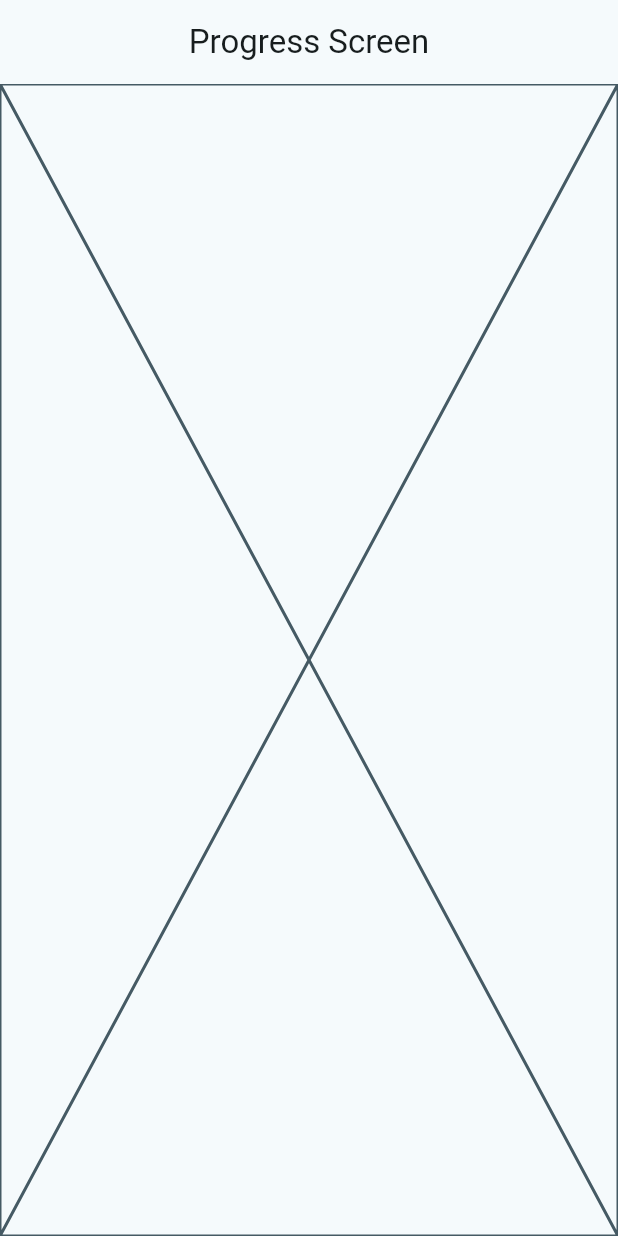
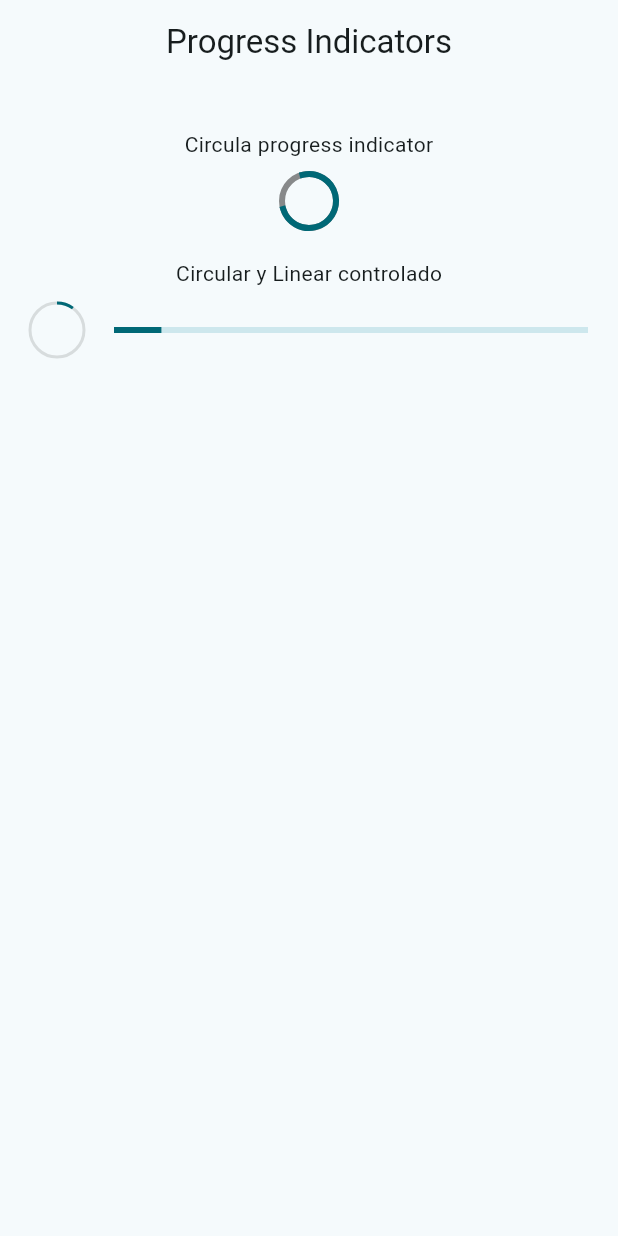
Before and after one commit to cristiandelcidd/widgets_app, a Flutter app: the ProgressScreen screen opened by its route, on a phone screen of 412 x 824 dp. Run offline on Flutter 3.47's test engine with Material 2 defaults, Android fonts, the phone set to English and light mode, and no system bars; our stand-ins replace go_router.

Commit message:
Progress indicators finished

```diff
--- a/lib/presentation/screens/progress/progress_screen.dart
+++ b/lib/presentation/screens/progress/progress_screen.dart
@@ -9,9 +9,66 @@ class ProgressScreen extends StatelessWidget {
   Widget build(BuildContext context) {
     return Scaffold(
       appBar: AppBar(
-        title: const Text('Progress Screen'),
+        title: const Text('Progress Indicators'),
       ),
-      body: const Placeholder(),
+      body: const _ProgressView(),
     );
   }
 }
+
+class _ProgressView extends StatelessWidget {
+  const _ProgressView();
+
+  @override
+  Widget build(BuildContext context) {
+    return Center(
+      child: Column(
+        children: const [
+          SizedBox(height: 30),
+          Text('Circula progress indicator'),
+          SizedBox(height: 10),
+          CircularProgressIndicator(
+              strokeWidth: 4, backgroundColor: Colors.black45),
+          SizedBox(height: 20),
+          Text('Circular y Linear controlado'),
+          SizedBox(height: 10),
+          _ControlledProgresIndicator(),
+        ],
+      ),
+    );
+  }
+}
+
+class _ControlledProgresIndicator extends StatelessWidget {
+  const _ControlledProgresIndicator();
+
+  @override
+  Widget build(BuildContext context) {
+    return StreamBuilder(
+      stream: Stream.periodic(const Duration(milliseconds: 300), (value) {
+        return (value * 2) / 100; // 0.0, 1.0
+      }).takeWhile((value) => value < 100),
+      builder: (context, snapshot) {
+        final progressValue = snapshot.data ?? 0;
+
+        return Padding(
+          padding: const EdgeInsets.symmetric(horizontal: 20),
+          child: Row(
+            mainAxisAlignment: MainAxisAlignment.center,
+            children: [
+              CircularProgressIndicator(
+                value: progressValue,
+                strokeWidth: 2,
+                backgroundColor: Colors.black12,
+              ),
+              const SizedBox(
+                width: 20,
+              ),
+              Expanded(child: LinearProgressIndicator(value: progressValue)),
+            ],
+          ),
+        );
+      },
+    );
+  }
+}
```
